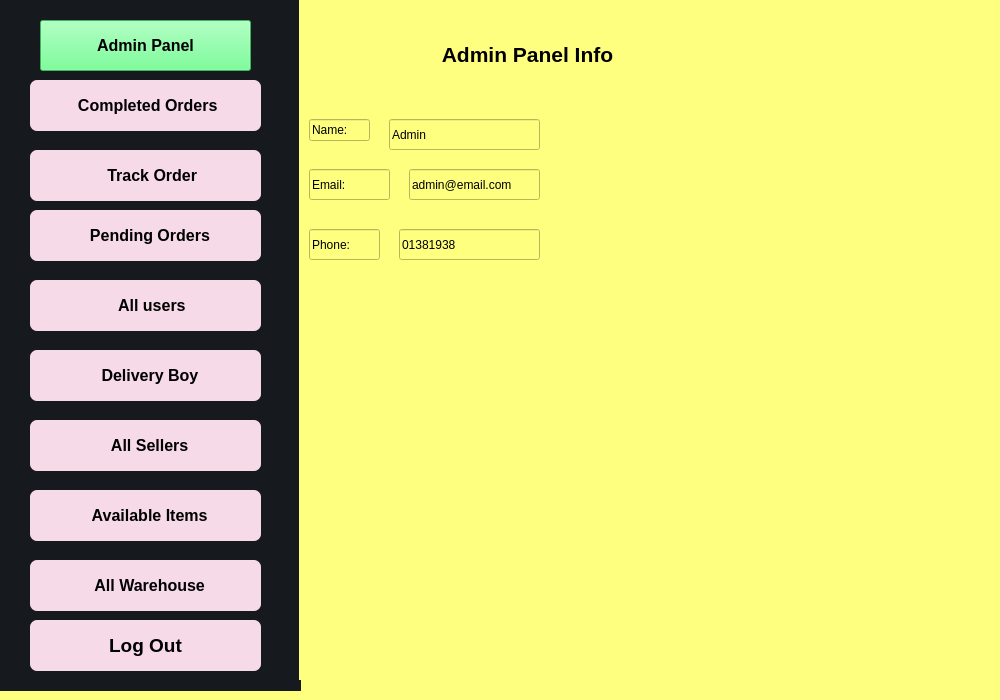
Before: the Qt Designer form admin.ui in Sazidul0/Ready2Go, drawn with Qt 5.
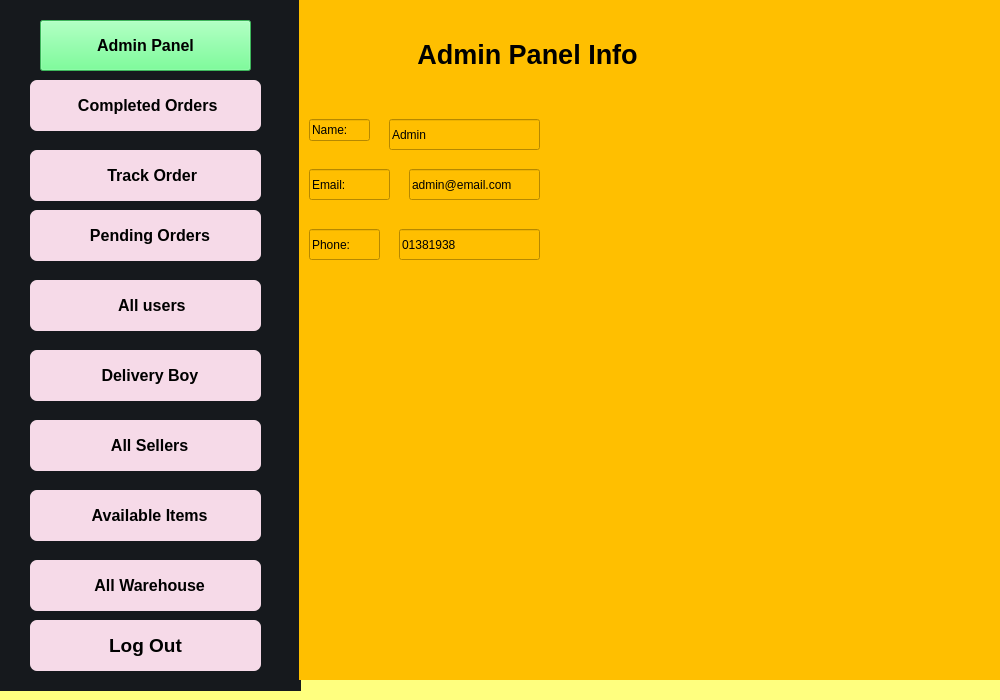
After: the same form once the commit is applied. Icons and pictures are not drawn.

Commit message: chaged bg color and front size

Patch:
```diff
--- a/admin.ui
+++ b/admin.ui
@@ -598,6 +598,10 @@
        <height>751</height>
       </rect>
      </property>
+     <property name="styleSheet">
+      <string notr="true">color: rgb(0,0,0);
+background-color: rgb(255, 191, 0);</string>
+     </property>
      <property name="currentIndex">
       <number>7</number>
      </property>
@@ -1023,7 +1027,7 @@
        </property>
        <property name="font">
         <font>
-         <pointsize>16</pointsize>
+         <pointsize>20</pointsize>
          <weight>75</weight>
          <bold>true</bold>
         </font>
```
Left out of the diff: 16 changed lines with no effect on the pictures. The commit also changes 9 other files.
